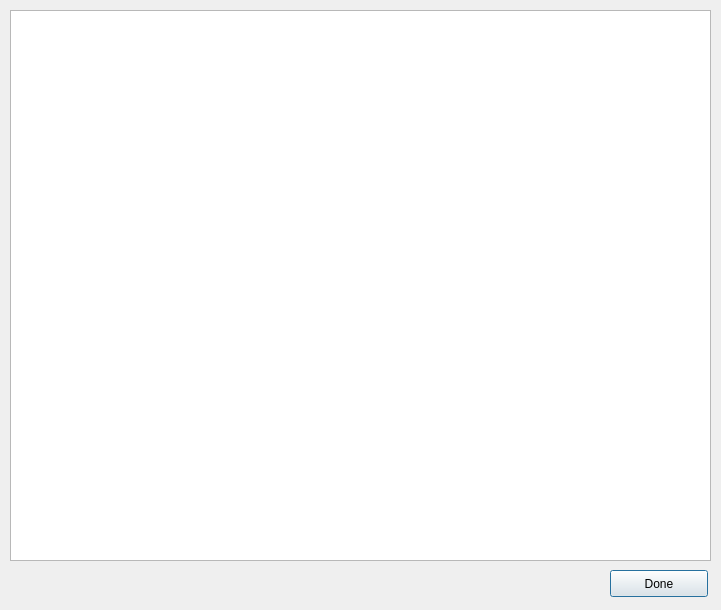
First picture: the form in display_txt.ui, repository EOX-A/QgsWcsClient2, before the edit.
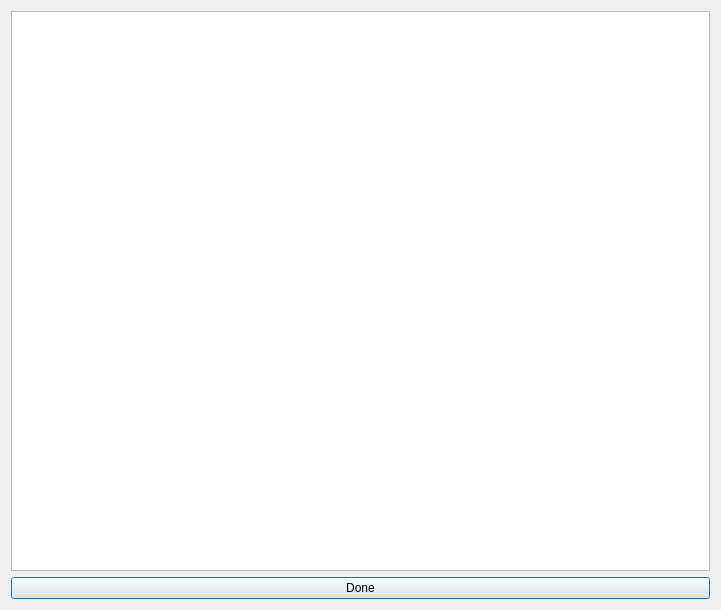
Second picture: the form after the edit.

The edit to the form file:
```diff
--- a/display_txt.ui
+++ b/display_txt.ui
@@ -13,29 +13,18 @@
   <property name="windowTitle">
    <string>Dialog</string>
   </property>
+  <layout class="QGridLayout" name="gridLayout">
+   <item row="0" column="0">
+    <widget class="QTextBrowser" name="textBrowser_Disp"/>
+   </item>
+   <item row="1" column="0">
   <widget class="QPushButton" name="pushButton_DIsp_Done">
-   <property name="geometry">
-    <rect>
-     <x>610</x>
-     <y>570</y>
-     <width>98</width>
-     <height>27</height>
-    </rect>
-   </property>
    <property name="text">
     <string>Done</string>
    </property>
   </widget>
-  <widget class="QTextBrowser" name="textBrowser_Disp">
-   <property name="geometry">
-    <rect>
-     <x>10</x>
-     <y>10</y>
-     <width>701</width>
-     <height>551</height>
-    </rect>
-   </property>
-  </widget>
+   </item>
+  </layout>
  </widget>
  <resources/>
  <connections>
```
Lines whose indentation alone changed are shown as unchanged.
